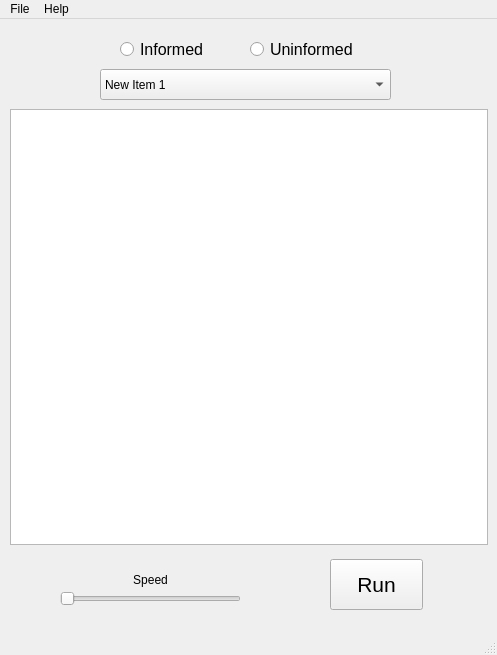
vialrogo/agentes-ia, file ventana.ui: the form before one commit.
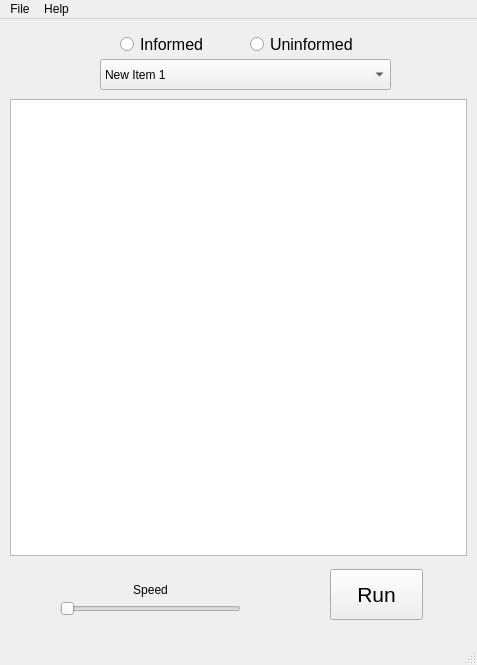
The form after the commit.

Diff of the .ui file:
```diff
--- a/ventana.ui
+++ b/ventana.ui
@@ -6,20 +6,20 @@
    <rect>
     <x>0</x>
     <y>0</y>
-    <width>497</width>
-    <height>655</height>
+    <width>477</width>
+    <height>665</height>
    </rect>
   </property>
   <property name="minimumSize">
    <size>
-    <width>497</width>
-    <height>655</height>
+    <width>477</width>
+    <height>665</height>
    </size>
   </property>
   <property name="maximumSize">
    <size>
-    <width>497</width>
-    <height>655</height>
+    <width>477</width>
+    <height>665</height>
    </size>
   </property>
   <property name="windowTitle">
@@ -33,7 +33,7 @@
     <property name="geometry">
      <rect>
       <x>330</x>
-      <y>540</y>
+      <y>550</y>
       <width>93</width>
       <height>51</height>
      </rect>
@@ -51,7 +51,7 @@
     <property name="geometry">
      <rect>
       <x>60</x>
-      <y>570</y>
+      <y>580</y>
       <width>181</width>
       <height>20</height>
      </rect>
@@ -64,7 +64,7 @@
     <property name="geometry">
      <rect>
       <x>110</x>
-      <y>550</y>
+      <y>560</y>
       <width>81</width>
       <height>21</height>
      </rect>
@@ -80,7 +80,7 @@
     <property name="geometry">
      <rect>
       <x>100</x>
-      <y>50</y>
+      <y>40</y>
       <width>291</width>
       <height>31</height>
      </rect>
@@ -100,9 +100,9 @@
     <property name="geometry">
      <rect>
       <x>10</x>
-      <y>90</y>
-      <width>478</width>
-      <height>436</height>
+      <y>80</y>
+      <width>457</width>
+      <height>457</height>
      </rect>
     </property>
    </widget>
@@ -110,7 +110,7 @@
     <property name="geometry">
      <rect>
       <x>120</x>
-      <y>15</y>
+      <y>10</y>
       <width>109</width>
       <height>31</height>
      </rect>
@@ -128,7 +128,7 @@
     <property name="geometry">
      <rect>
       <x>250</x>
-      <y>15</y>
+      <y>10</y>
       <width>131</width>
       <height>31</height>
      </rect>
@@ -148,7 +148,7 @@
     <rect>
      <x>0</x>
      <y>0</y>
-     <width>497</width>
+     <width>477</width>
      <height>29</height>
     </rect>
    </property>
```
